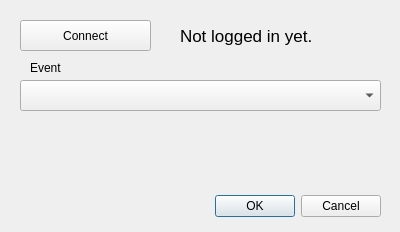
Before: the Qt Designer form src/UI/settings-dialog.ui in OPENSPHERE-Inc/src-link, drawn with Qt 5.
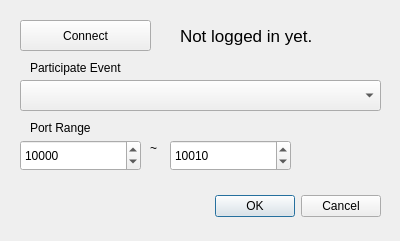
After: the same form once the commit is applied.

Commit message: - Working around api communication. - Working around linked source properties. - Working around settings dialog.

```diff
--- a/src/UI/settings-dialog.ui
+++ b/src/UI/settings-dialog.ui
@@ -7,7 +7,7 @@
     <x>0</x>
     <y>0</y>
     <width>400</width>
-    <height>232</height>
+    <height>241</height>
    </rect>
   </property>
   <property name="windowTitle">
@@ -70,7 +70,7 @@
     </rect>
    </property>
    <property name="text">
-    <string>Event</string>
+    <string>Participate Event</string>
    </property>
   </widget>
   <widget class="QComboBox" name="activeEventComboBox">
@@ -83,6 +83,67 @@
     </rect>
    </property>
   </widget>
+  <widget class="QLabel" name="portRangeLabel">
+   <property name="geometry">
+    <rect>
+     <x>30</x>
+     <y>120</y>
+     <width>351</width>
+     <height>16</height>
+    </rect>
+   </property>
+   <property name="text">
+    <string>Port Range</string>
+   </property>
+  </widget>
+  <widget class="QSpinBox" name="portMinSpinBox">
+   <property name="geometry">
+    <rect>
+     <x>20</x>
+     <y>140</y>
+     <width>121</width>
+     <height>31</height>
+    </rect>
+   </property>
+   <property name="minimum">
+    <number>1</number>
+   </property>
+   <property name="maximum">
+    <number>65535</number>
+   </property>
+   <property name="value">
+    <number>10000</number>
+   </property>
+  </widget>
+  <widget class="QSpinBox" name="portMaxSpinBox">
+   <property name="geometry">
+    <rect>
+     <x>170</x>
+     <y>140</y>
+     <width>121</width>
+     <height>31</height>
+    </rect>
+   </property>
+   <property name="maximum">
+    <number>65535</number>
+   </property>
+   <property name="value">
+    <number>10010</number>
+   </property>
+  </widget>
+  <widget class="QLabel" name="portRangeTildaLabel">
+   <property name="geometry">
+    <rect>
+     <x>150</x>
+     <y>140</y>
+     <width>21</width>
+     <height>16</height>
+    </rect>
+   </property>
+   <property name="text">
+    <string>~</string>
+   </property>
+  </widget>
  </widget>
  <resources/>
  <connections>
```
The commit also changes 9 other files.
